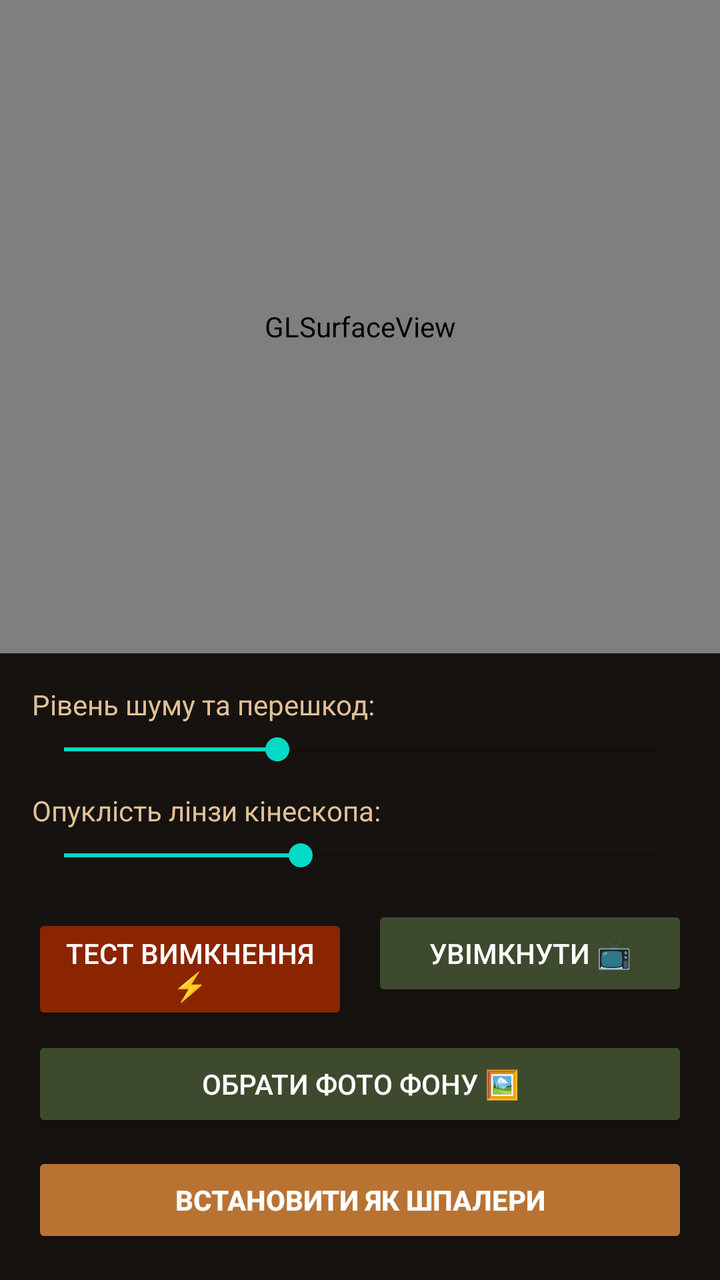
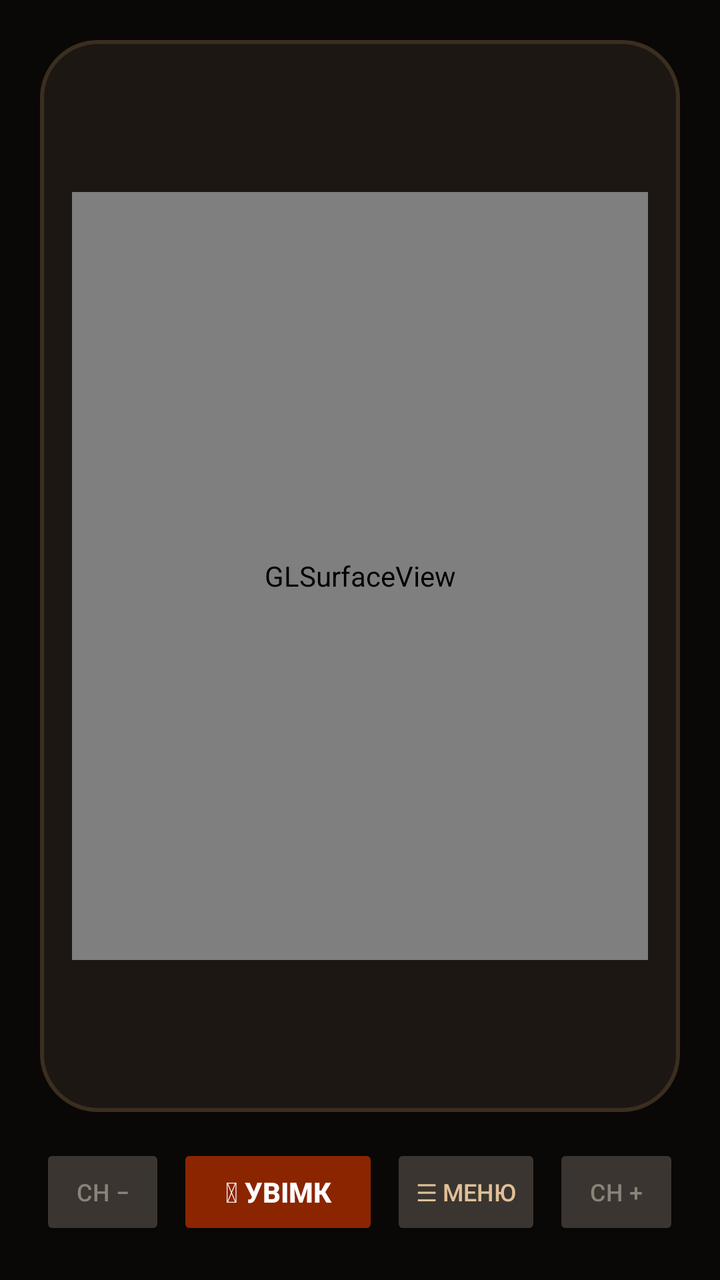

Screens rendered from an Android XML layout before and after an edit, with the pre-edit source and the edit as a unified diff.
<!-- AndroidManifest.xml: application theme Theme.CrtTvWallpaper -->
<!-- res/layout/activity_main.xml -->
<?xml version="1.0" encoding="utf-8"?>
<androidx.constraintlayout.widget.ConstraintLayout xmlns:android="http://schemas.android.com/apk/res/android"
    xmlns:app="http://schemas.android.com/apk/res-auto"
    android:layout_width="match_parent"
    android:layout_height="match_parent"
    android:background="#0A0806">

    
    <android.opengl.GLSurfaceView
        android:id="@+id/glSurfacePreview"
        android:layout_width="0dp"
        android:layout_height="0dp"
        app:layout_constraintTop_toTopOf="parent"
        app:layout_constraintBottom_toTopOf="@id/controlPanel"
        app:layout_constraintStart_toStartOf="parent"
        app:layout_constraintEnd_toEndOf="parent" />

    
    <LinearLayout
        android:id="@+id/controlPanel"
        android:layout_width="match_parent"
        android:layout_height="wrap_content"
        android:orientation="vertical"
        android:background="#16120F"
        android:padding="16dp"
        app:layout_constraintBottom_toBottomOf="parent"
        app:layout_constraintStart_toStartOf="parent"
        app:layout_constraintEnd_toEndOf="parent">

        <TextView
            android:layout_width="wrap_content"
            android:layout_height="wrap_content"
            android:text="Рівень шуму та перешкод:"
            android:textColor="#E0C097"
            android:textSize="14sp" />

        <SeekBar
            android:id="@+id/seekNoise"
            android:layout_width="match_parent"
            android:layout_height="wrap_content"
            android:max="50"
            android:progress="18"
            android:layout_marginTop="4dp"
            android:layout_marginBottom="12dp" />

        <TextView
            android:layout_width="wrap_content"
            android:layout_height="wrap_content"
            android:text="Опуклість лінзи кінескопа:"
            android:textColor="#E0C097"
            android:textSize="14sp" />

        <SeekBar
            android:id="@+id/seekCurvature"
            android:layout_width="match_parent"
            android:layout_height="wrap_content"
            android:max="30"
            android:progress="12"
            android:layout_marginTop="4dp"
            android:layout_marginBottom="16dp" />

        <LinearLayout
            android:layout_width="match_parent"
            android:layout_height="wrap_content"
            android:orientation="horizontal"
            android:weightSum="2">

            <Button
                android:id="@+id/btnTestTurnOff"
                android:layout_width="0dp"
                android:layout_height="wrap_content"
                android:layout_weight="1"
                android:layout_marginEnd="6dp"
                android:backgroundTint="#8B2500"
                android:text="Тест вимкнення ⚡"
                android:textColor="#FFFFFF" />

            <Button
                android:id="@+id/btnTurnOn"
                android:layout_width="0dp"
                android:layout_height="wrap_content"
                android:layout_weight="1"
                android:layout_marginStart="6dp"
                android:backgroundTint="#3E4A2E"
                android:text="Увімкнути 📺"
                android:textColor="#FFFFFF" />
        </LinearLayout>

        <Button
            android:id="@+id/btnPickImage"
            android:layout_width="match_parent"
            android:layout_height="wrap_content"
            android:layout_marginTop="10dp"
            android:backgroundTint="#3E4A2E"
            android:text="Обрати фото фону 🖼"
            android:textColor="#FFFFFF" />

        <Button
            android:id="@+id/btnApplyWallpaper"
            android:layout_width="match_parent"
            android:layout_height="wrap_content"
            android:layout_marginTop="10dp"
            android:backgroundTint="#B87333"
            android:text="Встановити як шпалери"
            android:textColor="#FFFFFF"
            android:textStyle="bold" />

    </LinearLayout>

</androidx.constraintlayout.widget.ConstraintLayout>
<!-- resources referenced by this layout -->
<resources>
  <style name="Theme.CrtTvWallpaper" parent="Theme.MaterialComponents.DayNight.NoActionBar">
          <item name="colorPrimary">#B87333</item>
          <item name="colorPrimaryVariant">#8B5A2B</item>
          <item name="colorOnPrimary">#FFFFFF</item>
          <item name="android:statusBarColor">#0A0806</item>
          <item name="android:navigationBarColor">#16120F</item>
      </style>
</resources>

<!-- the commit's change to res/layout/activity_main.xml (unified diff, before → after) -->
@@ -3,107 +3,178 @@
     xmlns:app="http://schemas.android.com/apk/res-auto"
     android:layout_width="match_parent"
     android:layout_height="match_parent"
-    android:background="#0A0806">
+    android:background="#0A0806"
+    android:padding="20dp">
 
     
-    <android.opengl.GLSurfaceView
-        android:id="@+id/glSurfacePreview"
+    <androidx.constraintlayout.widget.ConstraintLayout
+        android:id="@+id/tvChassis"
         android:layout_width="0dp"
         android:layout_height="0dp"
+        android:background="@drawable/tv_chassis_bg"
+        android:padding="16dp"
         app:layout_constraintTop_toTopOf="parent"
-        app:layout_constraintBottom_toTopOf="@id/controlPanel"
         app:layout_constraintStart_toStartOf="parent"
-        app:layout_constraintEnd_toEndOf="parent" />
+        app:layout_constraintEnd_toEndOf="parent"
+        app:layout_constraintBottom_toTopOf="@id/buttonRow">
+
+        
+        <FrameLayout
+            android:id="@+id/screenFrame"
+            android:layout_width="0dp"
+            android:layout_height="0dp"
+            android:background="#000000"
+            app:layout_constraintTop_toTopOf="parent"
+            app:layout_constraintBottom_toBottomOf="parent"
+            app:layout_constraintStart_toStartOf="parent"
+            app:layout_constraintEnd_toEndOf="parent"
+            app:layout_constraintDimensionRatio="3:4">
+
+            <android.opengl.GLSurfaceView
+                android:id="@+id/glSurfacePreview"
+                android:layout_width="match_parent"
+                android:layout_height="match_parent" />
+
+            
+            <ScrollView
+                android:id="@+id/menuOverlay"
+                android:layout_width="match_parent"
+                android:layout_height="match_parent"
+                android:background="#EE0A0806"
+                android:visibility="gone">
+
+                <LinearLayout
+                    android:layout_width="match_parent"
+                    android:layout_height="wrap_content"
+                    android:orientation="vertical"
+                    android:padding="20dp">
+
+                    <TextView
+                        android:layout_width="wrap_content"
+                        android:layout_height="wrap_content"
+                        android:text="⚙ МЕНЮ НАЛАШТУВАНЬ"
+                        android:textColor="#DAA520"
+                        android:textStyle="bold"
+                        android:textSize="15sp"
+                        android:layout_marginBottom="18dp" />
+
+                    <TextView
+                        android:layout_width="wrap_content"
+                        android:layout_height="wrap_content"
+                        android:text="Рівень шуму та перешкод:"
+                        android:textColor="#E0C097"
+                        android:textSize="12sp" />
+
+                    <SeekBar
+                        android:id="@+id/seekNoise"
+                        android:layout_width="match_parent"
+                        android:layout_height="wrap_content"
+                        android:max="50"
+                        android:progress="18"
+                        android:layout_marginTop="2dp"
+                        android:layout_marginBottom="14dp" />
+
+                    <TextView
+                        android:layout_width="wrap_content"
+                        android:layout_height="wrap_content"
+                        android:text="Опуклість лінзи кінескопа:"
+                        android:textColor="#E0C097"
+                        android:textSize="12sp" />
+
+                    <SeekBar
+                        android:id="@+id/seekCurvature"
+                        android:layout_width="match_parent"
+                        android:layout_height="wrap_content"
+                        android:max="30"
+                        android:progress="12"
+                        android:layout_marginTop="2dp"
+                        android:layout_marginBottom="20dp" />
+
+                    <Button
+                        android:id="@+id/btnPickImage"
+                        android:layout_width="match_parent"
+                        android:layout_height="wrap_content"
+                        android:backgroundTint="#3E4A2E"
+                        android:text="Обрати фото фону 🖼"
+                        android:textColor="#FFFFFF"
+                        android:layout_marginBottom="10dp" />
+
+                    <Button
+                        android:id="@+id/btnApplyWallpaper"
+                        android:layout_width="match_parent"
+                        android:layout_height="wrap_content"
+                        android:backgroundTint="#B87333"
+                        android:text="Перевстановити живі шпалери"
+                        android:textColor="#FFFFFF"
+                        android:layout_marginBottom="18dp" />
+
+                    <Button
+                        android:id="@+id/btnCloseMenu"
+                        android:layout_width="match_parent"
+                        android:layout_height="wrap_content"
+                        android:backgroundTint="#3A3530"
+                        android:text="Закрити меню ✕"
+                        android:textColor="#E0C097" />
+
+                </LinearLayout>
+            </ScrollView>
+        </FrameLayout>
+    </androidx.constraintlayout.widget.ConstraintLayout>
 
     
     <LinearLayout
-        android:id="@+id/controlPanel"
+        android:id="@+id/buttonRow"
         android:layout_width="match_parent"
         android:layout_height="wrap_content"
-        android:orientation="vertical"
-        android:background="#16120F"
-        android:padding="16dp"
+        android:orientation="horizontal"
+        android:gravity="center_vertical"
+        android:paddingTop="16dp"
         app:layout_constraintBottom_toBottomOf="parent"
         app:layout_constraintStart_toStartOf="parent"
         app:layout_constraintEnd_toEndOf="parent">
 
-        <TextView
-            android:layout_width="wrap_content"
+        <Button
+            android:id="@+id/btnChDown"
+            android:layout_width="0dp"
             android:layout_height="wrap_content"
-            android:text="Рівень шуму та перешкод:"
-            android:textColor="#E0C097"
-            android:textSize="14sp" />
-
-        <SeekBar
-            android:id="@+id/seekNoise"
-            android:layout_width="match_parent"
-            android:layout_height="wrap_content"
-            android:max="50"
-            android:progress="18"
-            android:layout_marginTop="4dp"
-            android:layout_marginBottom="12dp" />
-
-        <TextView
-            android:layout_width="wrap_content"
-            android:layout_height="wrap_content"
-            android:text="Опуклість лінзи кінескопа:"
-            android:textColor="#E0C097"
-            android:textSize="14sp" />
-
-        <SeekBar
-            android:id="@+id/seekCurvature"
-            android:layout_width="match_parent"
-            android:layout_height="wrap_content"
-            android:max="30"
-            android:progress="12"
-            android:layout_marginTop="4dp"
-            android:layout_marginBottom="16dp" />
-
-        <LinearLayout
-            android:layout_width="match_parent"
-            android:layout_height="wrap_content"
-            android:orientation="horizontal"
-            android:weightSum="2">
-
-            <Button
-                android:id="@+id/btnTestTurnOff"
-                android:layout_width="0dp"
-                android:layout_height="wrap_content"
-                android:layout_weight="1"
-                android:layout_marginEnd="6dp"
-                android:backgroundTint="#8B2500"
-                android:text="Тест вимкнення ⚡"
-                android:textColor="#FFFFFF" />
-
-            <Button
-                android:id="@+id/btnTurnOn"
-                android:layout_width="0dp"
-                android:layout_height="wrap_content"
-                android:layout_weight="1"
-                android:layout_marginStart="6dp"
-                android:backgroundTint="#3E4A2E"
-                android:text="Увімкнути 📺"
-                android:textColor="#FFFFFF" />
-        </LinearLayout>
+            android:layout_weight="1"
+            android:layout_marginEnd="6dp"
+            android:backgroundTint="#3A3530"
+            android:text="CH −"
+            android:textColor="#8A8378"
+            android:textSize="12sp" />
 
         <Button
-            android:id="@+id/btnPickImage"
-            android:layout_width="match_parent"
+            android:id="@+id/btnPower"
+            android:layout_width="0dp"
             android:layout_height="wrap_content"
-            android:layout_marginTop="10dp"
-            android:backgroundTint="#3E4A2E"
-            android:text="Обрати фото фону 🖼"
-            android:textColor="#FFFFFF" />
+            android:layout_weight="1.6"
+            android:layout_marginEnd="6dp"
+            android:backgroundTint="#8B2500"
+            android:text="⏻ УВІМК"
+            android:textColor="#FFFFFF"
+            android:textStyle="bold" />
 
         <Button
-            android:id="@+id/btnApplyWallpaper"
-            android:layout_width="match_parent"
+            android:id="@+id/btnMenu"
+            android:layout_width="0dp"
             android:layout_height="wrap_content"
-            android:layout_marginTop="10dp"
-            android:backgroundTint="#B87333"
-            android:text="Встановити як шпалери"
-            android:textColor="#FFFFFF"
-            android:textStyle="bold" />
+            android:layout_weight="1.2"
+            android:layout_marginEnd="6dp"
+            android:backgroundTint="#3A3530"
+            android:text="☰ Меню"
+            android:textColor="#E0C097"
+            android:textSize="12sp" />
+
+        <Button
+            android:id="@+id/btnChUp"
+            android:layout_width="0dp"
+            android:layout_height="wrap_content"
+            android:layout_weight="1"
+            android:backgroundTint="#3A3530"
+            android:text="CH +"
+            android:textColor="#8A8378"
+            android:textSize="12sp" />
 
     </LinearLayout>
 
<!-- resource entries referenced after the edit -->
@@ -1,5 +1,12 @@
 <!-- resources referenced by this layout -->
 <resources>
+  <!-- drawable tv_chassis_bg (drawable) -->
+  <?xml version="1.0" encoding="utf-8"?>
+  <shape xmlns:android="http://schemas.android.com/apk/res/android">
+      <solid android:color="#1C1712" />
+      <corners android:radius="28dp" />
+      <stroke android:width="2dp" android:color="#3A2E20" />
+  </shape>
   <style name="Theme.CrtTvWallpaper" parent="Theme.MaterialComponents.DayNight.NoActionBar">
           <item name="colorPrimary">#B87333</item>
           <item name="colorPrimaryVariant">#8B5A2B</item>
